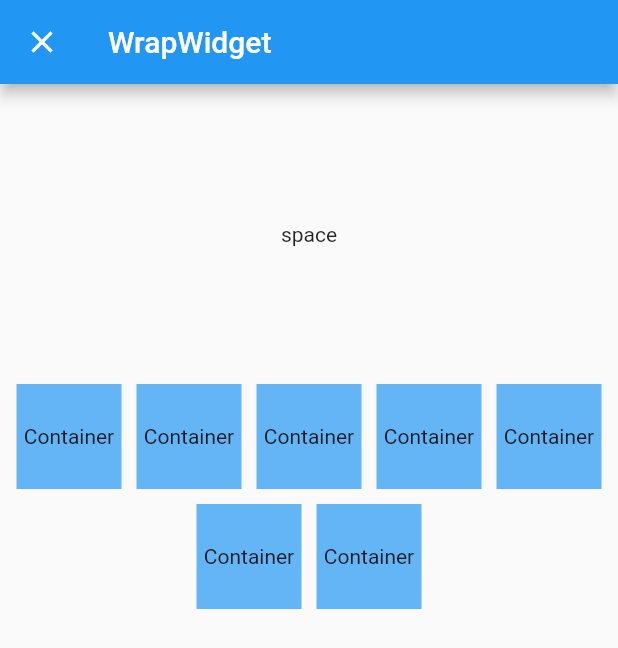
After one commit to yukiyamamuro/weekly_widget, a Flutter app: the screen it shows after launch, after a tap on "Wrap", on a phone screen of 412 x 824 dp. The commit adds this screen. Shown: the top 648 px of the screen. Run offline on Flutter 3.47's test engine with Material 2 defaults, Android fonts, the phone set to English and light mode, and no system bars.

Commit message:
wrap widget

```diff
--- a/lib/main.dart
+++ b/lib/main.dart
@@ -1,5 +1,6 @@
 import 'package:flutter/material.dart';
 import 'package:weekly_widget/safe_area/safe_area.dart';
+import 'package:weekly_widget/wrap/wrap.dart';
 
 import 'expanded/expanded.dart';
 
@@ -48,6 +49,18 @@ class TopPage extends StatelessWidget {
             },
           ),
           Divider(),
+          ListTile(
+            title: const Text('Wrap'),
+            onTap: () {
+              Navigator.push(
+                  context,
+                  MaterialPageRoute(
+                    builder: (context) => WrapPage(),
+                    fullscreenDialog: true,
+                  ));
+            },
+          ),
+          Divider(),
         ],
       ),
     );
--- /dev/null
+++ b/lib/wrap/wrap.dart
@@ -0,0 +1,48 @@
+import 'package:flutter/material.dart';
+
+class WrapPage extends StatelessWidget {
+  @override
+  Widget build(BuildContext context) {
+    return Scaffold(
+      appBar: AppBar(
+        title: Text('WrapWidget'),
+      ),
+      body: Column(
+        children: [
+          SizedBox(
+            height: 200,
+            child: Center(
+              child: Text('space'),
+            ),
+          ),
+          Wrap(
+            alignment: WrapAlignment.center,
+            spacing: 10.0,
+            runSpacing: 10.0,
+            children: [
+              SquareContainer(),
+              SquareContainer(),
+              SquareContainer(),
+              SquareContainer(),
+              SquareContainer(),
+              SquareContainer(),
+              SquareContainer(),
+            ],
+          ),
+        ],
+      ),
+    );
+  }
+}
+
+class SquareContainer extends StatelessWidget {
+  @override
+  Widget build(BuildContext context) {
+    return Container(
+      color: Colors.blue.shade300,
+      height: 70,
+      width: 70,
+      child: Center(child: Text("Container")),
+    );
+  }
+}
```
